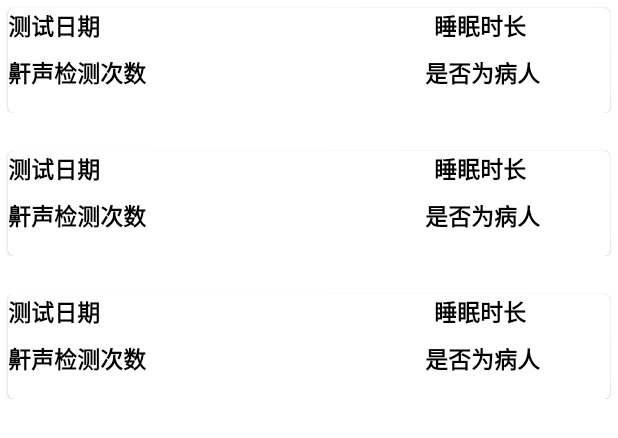
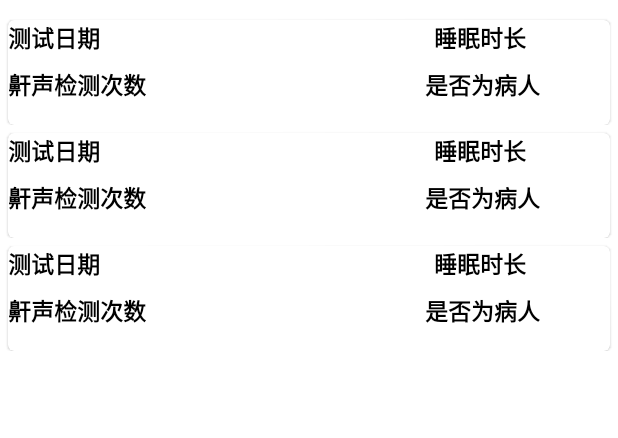
Before and after one commit to CoelisMyName/SRP-Project, an Android app: the layout fragment_reporting.xml on its own in the app's theme, with its tools: preview values and no code run, on a phone screen of 412 x 824 dp. Shown: the top 438 px of the screen. Run offline under Robolectric (Android 15) with nearby library versions, the phone set to English and light mode, and no system bars.

Commit message:
ui_update

```diff
--- a/app/src/main/res/layout/fragment_reporting.xml
+++ b/app/src/main/res/layout/fragment_reporting.xml
@@ -10,6 +10,7 @@
         android:layout_height="wrap_content"
         app:layout_constraintTop_toTopOf="parent"
         tools:listitem="@layout/item_report"
-        android:id="@+id/recycler" />
+        android:id="@+id/recycler"
+        android:layout_marginTop="8dp"/>
 
 </androidx.constraintlayout.widget.ConstraintLayout>
--- a/app/src/main/res/layout/item_report.xml
+++ b/app/src/main/res/layout/item_report.xml
@@ -2,8 +2,7 @@
 <androidx.constraintlayout.widget.ConstraintLayout xmlns:android="http://schemas.android.com/apk/res/android"
     xmlns:app="http://schemas.android.com/apk/res-auto"
     android:layout_width="match_parent"
-    android:layout_height="wrap_content"
-    android:paddingBottom="20dp">
+    android:layout_height="wrap_content">
 
     <com.google.android.material.card.MaterialCardView
         android:layout_width="match_parent"
@@ -11,6 +10,7 @@
         android:layout_margin="5dp"
         app:layout_constraintEnd_toEndOf="parent"
         app:layout_constraintHeight_min="50dp"
+        android:padding="10dp"
         app:layout_constraintStart_toStartOf="parent"
         app:layout_constraintTop_toTopOf="parent">
 
```
